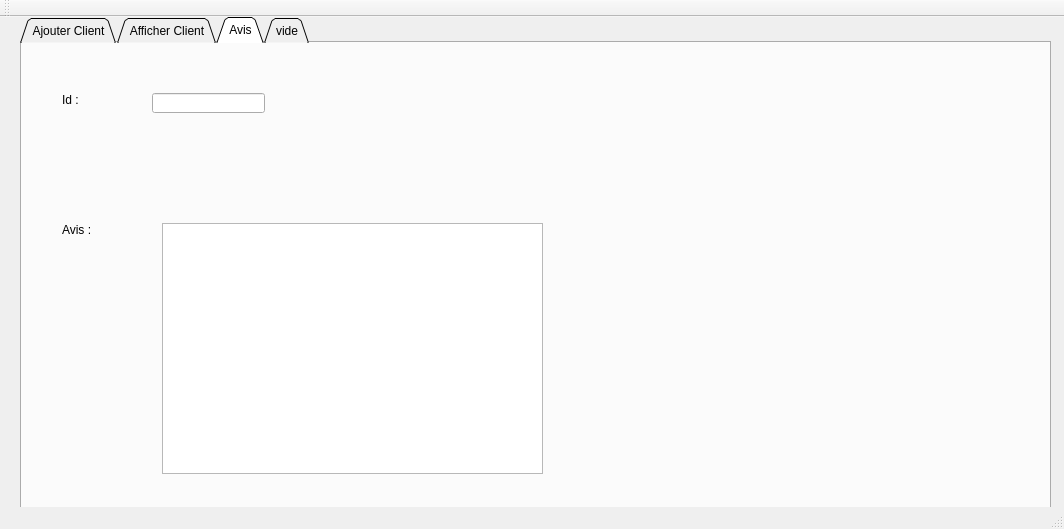
ihebkh/smart_station_2A14, file CRUD/mainwindow.ui: the form before one commit.
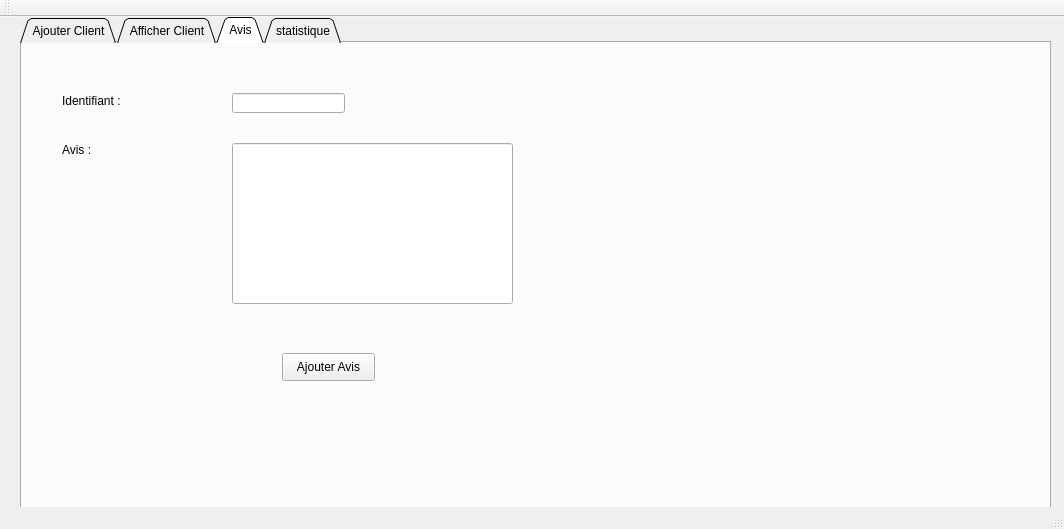
The form after the commit. The open tabs and pages were chosen to show the change.

What changed in the file:
```diff
--- a/CRUD/mainwindow.ui
+++ b/CRUD/mainwindow.ui
@@ -353,18 +353,18 @@
        <rect>
         <x>40</x>
         <y>50</y>
-        <width>47</width>
-        <height>14</height>
+        <width>71</width>
+        <height>16</height>
        </rect>
       </property>
       <property name="text">
-       <string>Id :</string>
+       <string>Identifiant :</string>
       </property>
      </widget>
      <widget class="QLineEdit" name="cin_2">
       <property name="geometry">
        <rect>
-        <x>130</x>
+        <x>210</x>
         <y>50</y>
         <width>113</width>
         <height>20</height>
@@ -375,7 +375,7 @@
       <property name="geometry">
        <rect>
         <x>40</x>
-        <y>180</y>
+        <y>100</y>
         <width>47</width>
         <height>14</height>
        </rect>
@@ -384,20 +384,33 @@
        <string>Avis :</string>
       </property>
      </widget>
-     <widget class="QTextEdit" name="textEdit">
+     <widget class="QPushButton" name="ajouteravis">
       <property name="geometry">
        <rect>
-        <x>140</x>
-        <y>180</y>
-        <width>381</width>
-        <height>251</height>
+        <x>260</x>
+        <y>310</y>
+        <width>93</width>
+        <height>28</height>
+       </rect>
+      </property>
+      <property name="text">
+       <string>Ajouter Avis</string>
+      </property>
+     </widget>
+     <widget class="QLineEdit" name="avis2">
+      <property name="geometry">
+       <rect>
+        <x>210</x>
+        <y>100</y>
+        <width>281</width>
+        <height>161</height>
        </rect>
       </property>
      </widget>
     </widget>
     <widget class="QWidget" name="tab_4">
      <attribute name="title">
-      <string>vide</string>
+      <string>statistique</string>
      </attribute>
     </widget>
    </widget>
```
Left out of the diff: 2 changed lines with no effect on the pictures.
